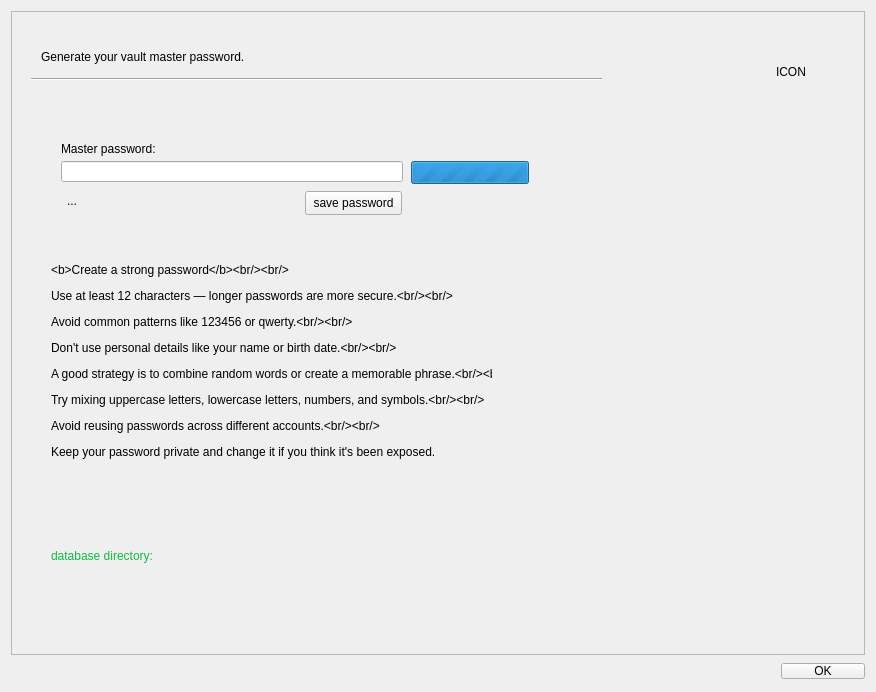
This is ui/master_pass_hashed_maze.ui in TitoBarrosTI/hashed_maze as Qt 5 draws it before an edit. The edited form follows.
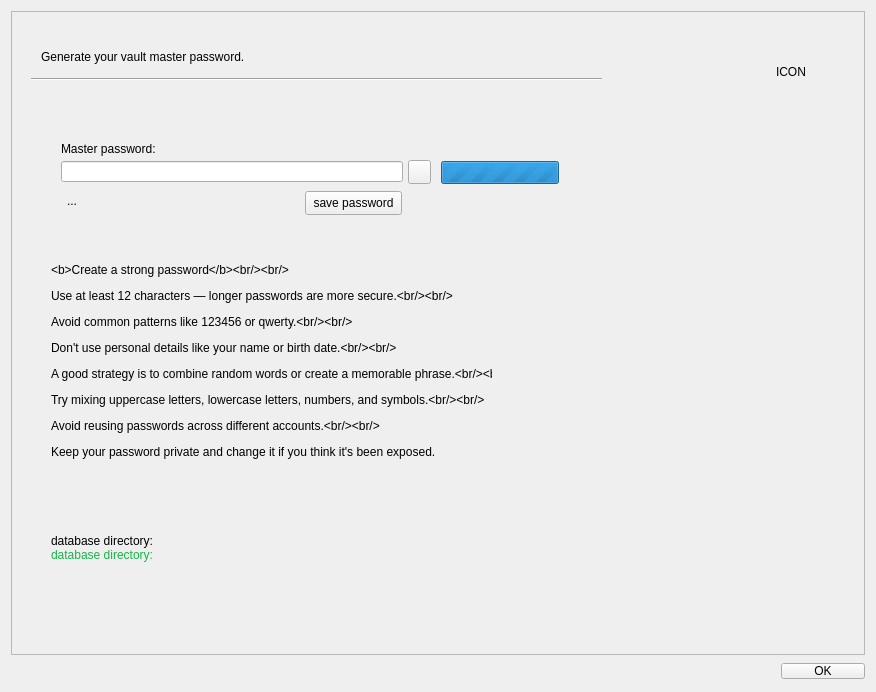
This is the edited form.

Commit message: feat(ui): add new UI components (not yet wired)

What changed in the file:
```diff
--- a/ui/master_pass_hashed_maze.ui
+++ b/ui/master_pass_hashed_maze.ui
@@ -125,7 +125,7 @@
      <widget class="QProgressBar" name="pBar">
       <property name="geometry">
        <rect>
-        <x>400</x>
+        <x>430</x>
         <y>150</y>
         <width>118</width>
         <height>23</height>
@@ -157,13 +157,51 @@
        <bool>false</bool>
       </property>
      </widget>
-     <widget class="QLabel" name="lblCFGDatabaseDirectory">
+     <widget class="QLabel" name="label_2">
       <property name="geometry">
        <rect>
         <x>40</x>
-        <y>535</y>
-        <width>781</width>
+        <y>520</y>
+        <width>101</width>
         <height>20</height>
+       </rect>
+      </property>
+      <property name="styleSheet">
+       <string notr="true"/>
+      </property>
+      <property name="text">
+       <string>database directory:</string>
+      </property>
+     </widget>
+     <widget class="QPushButton" name="btnShowPWD">
+      <property name="geometry">
+       <rect>
+        <x>397</x>
+        <y>149</y>
+        <width>23</width>
+        <height>24</height>
+       </rect>
+      </property>
+      <property name="toolTip">
+       <string>&lt;html&gt;&lt;head/&gt;&lt;body&gt;&lt;p&gt;show/hide password&lt;/p&gt;&lt;/body&gt;&lt;/html&gt;</string>
+      </property>
+      <property name="text">
+       <string/>
+      </property>
+      <property name="checkable">
+       <bool>false</bool>
+      </property>
+      <property name="flat">
+       <bool>false</bool>
+      </property>
+     </widget>
+     <widget class="QLabel" name="lblCFGDatabaseDirectory">
+      <property name="geometry">
+       <rect>
+        <x>40</x>
+        <y>536</y>
+        <width>801</width>
+        <height>16</height>
        </rect>
       </property>
       <property name="styleSheet">
```
The commit also changes 2 other files.
